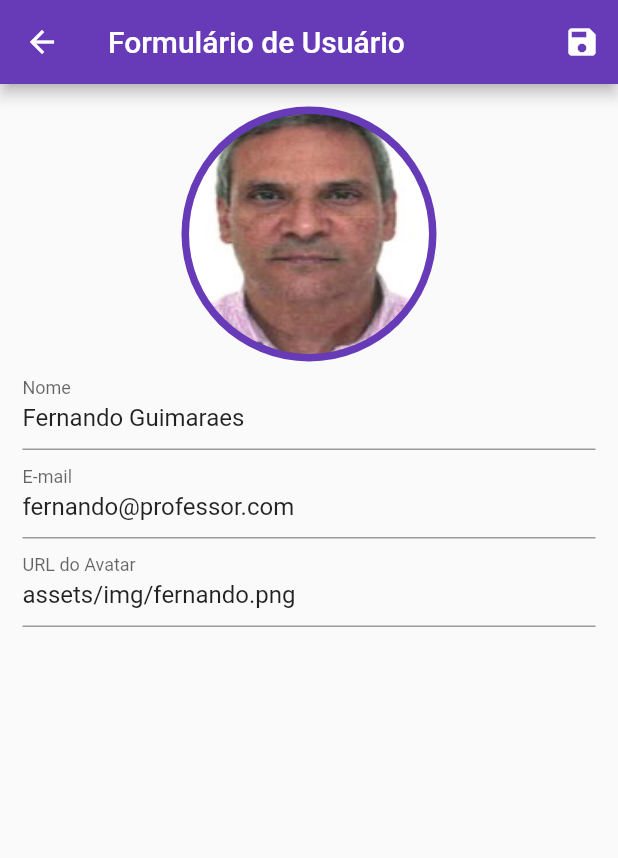
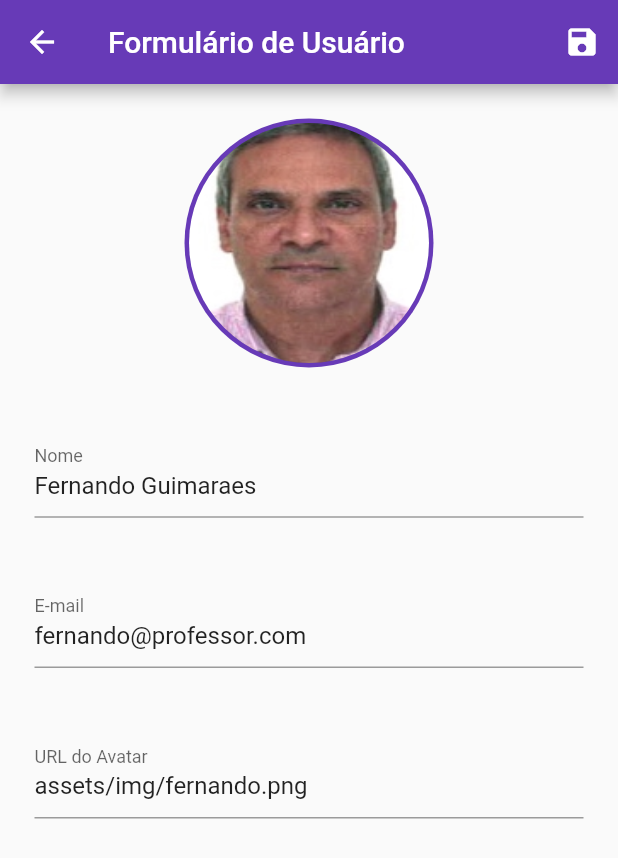
Before and after one commit to Lramosdlima/userlist-flutter, a Flutter app: the screen it shows after launch, after a tap on the "edit" icon, on a phone screen of 412 x 824 dp. Shown: the top 858 px of the screen. Run offline on Flutter 3.47's test engine with Material 2 defaults, Android fonts, the phone set to English and light mode, and no system bars; network calls fail.

Commit message:
style: :art: format code style

```diff
--- a/lib/components/user_tile.dart
+++ b/lib/components/user_tile.dart
@@ -75,9 +75,15 @@ avatarImage(avatarUrl) {
   if (avatarUrl == null || avatarUrl!.isEmpty) {
     return const CircleAvatar(child: Icon(Icons.person));
   } else if (avatarUrl.startsWith('http')) {
-    return CircleAvatar(backgroundImage: NetworkImage(avatarUrl));
+    return CircleAvatar(
+        radius: 21,
+        backgroundColor: Colors.deepPurple,
+        child: CircleAvatar(backgroundImage: NetworkImage(avatarUrl)));
   } else {
-    return CircleAvatar(backgroundImage: Image.asset(avatarUrl!).image);
+    return CircleAvatar(
+        radius: 21,
+        backgroundColor: Colors.deepPurple,
+        child: CircleAvatar(backgroundImage: Image.asset(avatarUrl!).image));
   }
 }
 
--- a/lib/data/dummy_user.dart
+++ b/lib/data/dummy_user.dart
@@ -37,7 +37,7 @@ const DUMMY_USERS = {
   '8': User(
       id: '8',
       name: 'Cachorro de Bem',
-      email: 'bom@professor.com',
+      email: 'bom@dog.com',
       avatarUrl:
           'https://st2.depositphotos.com/3378121/5455/i/450/depositphotos_54555903-stock-photo-smiling-chihuahua.jpg'),
   '9': User(
--- a/lib/views/user_form.dart
+++ b/lib/views/user_form.dart
@@ -57,28 +57,35 @@ class UserForm extends StatelessWidget {
           padding: const EdgeInsets.all(15),
           child: Form(
             key: _form,
+            child: Padding(
+              padding: const EdgeInsets.all(8.0),
               child: Column(
                 children: [
                   profileImage(_formData['avatarUrl']),
+                  SizedBox(height: MediaQuery.of(context).size.height * 0.05),
                   TextFormField(
                     initialValue: _formData['name'],
                     decoration: const InputDecoration(labelText: 'Nome'),
                     validator: (value) => validateName(value),
                     onSaved: (value) => _formData['name'] = value!,
                   ),
+                  SizedBox(height: MediaQuery.of(context).size.height * 0.05),
                   TextFormField(
                     initialValue: _formData['email'],
                     decoration: const InputDecoration(labelText: 'E-mail'),
                     validator: (value) => validateEmail(value),
                     onSaved: (value) => _formData['email'] = value!,
                   ),
+                  SizedBox(height: MediaQuery.of(context).size.height * 0.05),
                   TextFormField(
                     initialValue: _formData['avatarUrl'],
-                  decoration: const InputDecoration(labelText: 'URL do Avatar'),
+                    decoration:
+                        const InputDecoration(labelText: 'URL do Avatar'),
                     validator: (value) => validateAvatarUrl(value),
                     onSaved: (value) => _formData['avatarUrl'] = value!,
                   ),
                 ],
+              ),
             ),
           ),
         ));
@@ -92,7 +99,7 @@ profileImage(avatarUrl) {
 
   if (avatarUrl.startsWith('assets')) {
     return CircleAvatar(
-      radius: 85,
+      radius: 83,
       backgroundColor: Colors.deepPurple,
       child: CircleAvatar(
         radius: 80,
@@ -103,7 +110,7 @@ profileImage(avatarUrl) {
 
   if (avatarUrl.startsWith('http')) {
     return CircleAvatar(
-      radius: 85,
+      radius: 83,
       backgroundColor: Colors.deepPurple,
       child: CircleAvatar(
         radius: 80,
```
Lines whose indentation alone changed are shown as unchanged.
